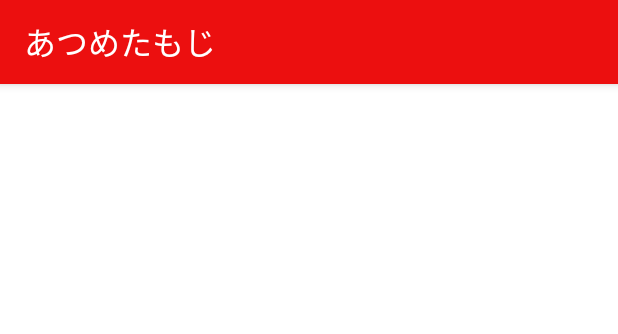
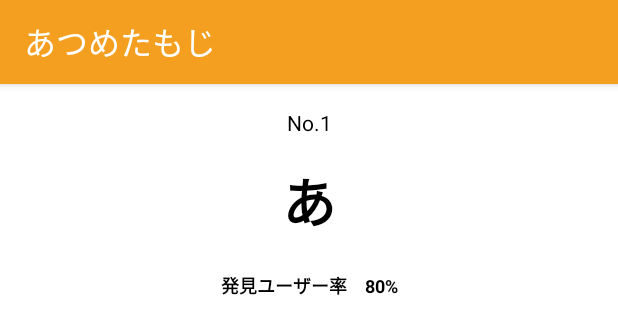
Before and after one commit to tsurumiii/mojikore-android-app, an Android app: the layout moji_detail_fragment.xml on its own in the app's theme, with its tools: preview values and no code run, on a phone screen of 412 x 824 dp. Shown: the top 334 px of the screen. Run offline under Robolectric (Android 15) with nearby library versions, the phone set to English and light mode, and no system bars.

Commit message:
udpate moji_detail page

```diff
--- a/app/src/main/res/layout/moji_detail_fragment.xml
+++ b/app/src/main/res/layout/moji_detail_fragment.xml
@@ -1,10 +1,30 @@
 <?xml version="1.0" encoding="utf-8"?>
-<androidx.constraintlayout.widget.ConstraintLayout xmlns:android="http://schemas.android.com/apk/res/android"
+<layout xmlns:android="http://schemas.android.com/apk/res/android"
     xmlns:app="http://schemas.android.com/apk/res-auto"
-    xmlns:tools="http://schemas.android.com/tools"
+    xmlns:tools="http://schemas.android.com/tools">
+
+    <data>
+        <variable
+            name="viewModel"
+            type="com.volare.mojikore.ui.mojiDetail.MojiDetailViewModel" />
+    </data>
+
+    <androidx.constraintlayout.widget.ConstraintLayout
+        tools:context="com.volare.mojikore.ui.mojiDetail.MojiDetailFragment"
         android:layout_width="match_parent"
         android:layout_height="match_parent"
         android:background="#FFFFFF">
+
+        <androidx.recyclerview.widget.RecyclerView
+            android:id="@+id/moji_detail_list"
+            android:layout_width="0dp"
+            android:layout_height="0dp"
+            android:paddingLeft="20dp"
+            android:paddingRight="20dp"
+            app:layout_constraintBottom_toBottomOf="parent"
+            app:layout_constraintEnd_toEndOf="parent"
+            app:layout_constraintStart_toStartOf="parent"
+            app:layout_constraintTop_toBottomOf="@+id/found_user_rate" />
 
         <com.google.android.material.appbar.AppBarLayout
             android:id="@+id/appBarLayout"
@@ -21,15 +41,41 @@
         </com.google.android.material.appbar.AppBarLayout>
 
         <TextView
-        android:id="@+id/textView"
+            android:id="@+id/text_no"
+            android:layout_width="wrap_content"
+            android:layout_height="wrap_content"
+            android:layout_marginTop="16dp"
+            android:text="No.1"
+            android:textColor="@color/black"
+            app:layout_constraintEnd_toEndOf="parent"
+            app:layout_constraintStart_toStartOf="parent"
+            app:layout_constraintTop_toBottomOf="@+id/appBarLayout" />
+
+        <TextView
+            android:id="@+id/text_moji"
+            android:layout_width="wrap_content"
+            android:layout_height="wrap_content"
+            android:layout_marginTop="16dp"
+            android:text="あ"
+            android:textColor="@color/black"
+            android:textSize="36sp"
+            android:textStyle="bold"
+            app:layout_constraintEnd_toEndOf="parent"
+            app:layout_constraintStart_toStartOf="parent"
+            app:layout_constraintTop_toBottomOf="@+id/text_no" />
+
+        <TextView
+            android:id="@+id/found_user_rate"
             android:layout_width="wrap_content"
             android:layout_height="wrap_content"
             android:layout_marginTop="20dp"
-        android:text="詳細画面"
-        android:textSize="32sp"
+            android:text="発見ユーザー率　80%"
+            android:textColor="@color/black"
+            android:textSize="12sp"
+            android:textStyle="bold"
             app:layout_constraintEnd_toEndOf="parent"
-        app:layout_constraintHorizontal_bias="0.498"
             app:layout_constraintStart_toStartOf="parent"
-        app:layout_constraintTop_toBottomOf="@+id/appBarLayout" />
+            app:layout_constraintTop_toBottomOf="@+id/text_moji" />
 
     </androidx.constraintlayout.widget.ConstraintLayout>
+</layout>
--- a/app/src/main/res/layout/toolbar_moji_detail.xml
+++ b/app/src/main/res/layout/toolbar_moji_detail.xml
@@ -17,7 +17,7 @@
     android:id="@+id/toolbar"
     android:layout_width="match_parent"
     android:layout_height="wrap_content"
-    android:background="#EC0F0F">
+    android:background="#F49F1F">
 
     <TextView
         android:id="@+id/toolbar_title"
```
Also changed, not shown: app/src/main/res/layout/moji_grid_view.xml (added, +102 -0 lines). Lines whose indentation alone changed are shown as unchanged.
